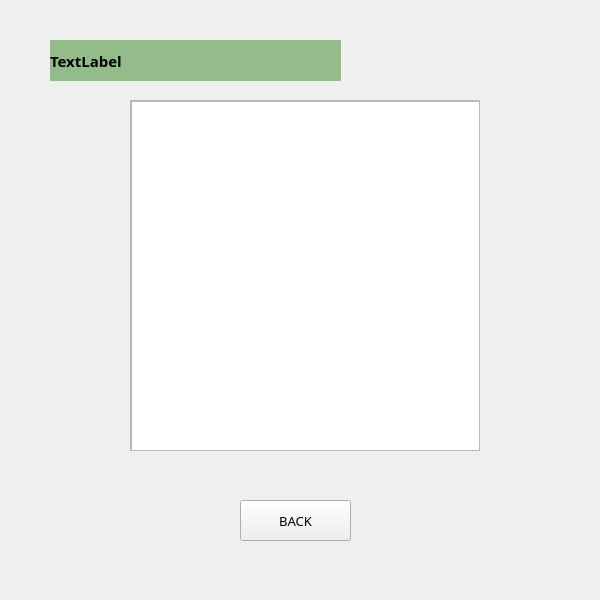
Qt form gui/lobby.ui (Rares-Andrrei/ProjectModernCpp) before a commit.
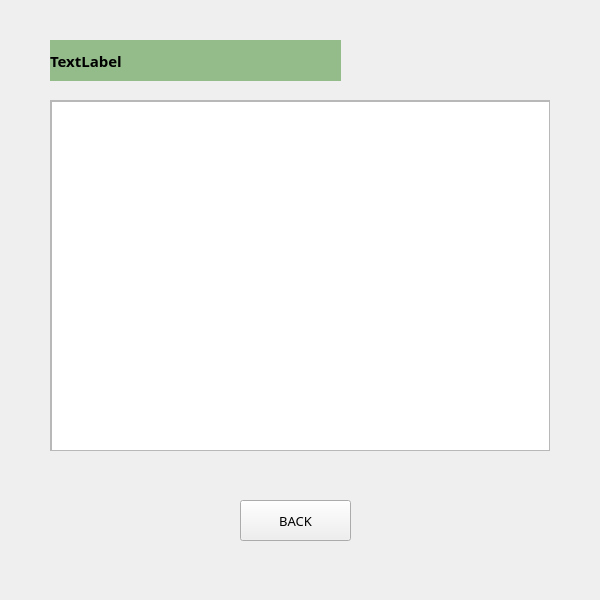
The same form after that commit. The open tabs and pages were chosen to show the change. Icons and pictures are not drawn.

Commit message: am adaugat istoricul meciurilor jucatorilor

The edit to the form file:
```diff
--- a/gui/lobby.ui
+++ b/gui/lobby.ui
@@ -396,9 +396,9 @@
      <widget class="QScrollArea" name="scrollArea">
       <property name="geometry">
        <rect>
-        <x>130</x>
+        <x>50</x>
         <y>100</y>
-        <width>350</width>
+        <width>500</width>
         <height>351</height>
        </rect>
       </property>
@@ -410,7 +410,7 @@
         <rect>
          <x>0</x>
          <y>0</y>
-         <width>348</width>
+         <width>498</width>
          <height>349</height>
         </rect>
        </property>
@@ -419,7 +419,7 @@
          <rect>
           <x>0</x>
           <y>0</y>
-          <width>350</width>
+          <width>500</width>
           <height>350</height>
          </rect>
         </property>
```
Left out of the diff: 2 changed lines with no effect on the pictures. The commit also changes 2 other files.
